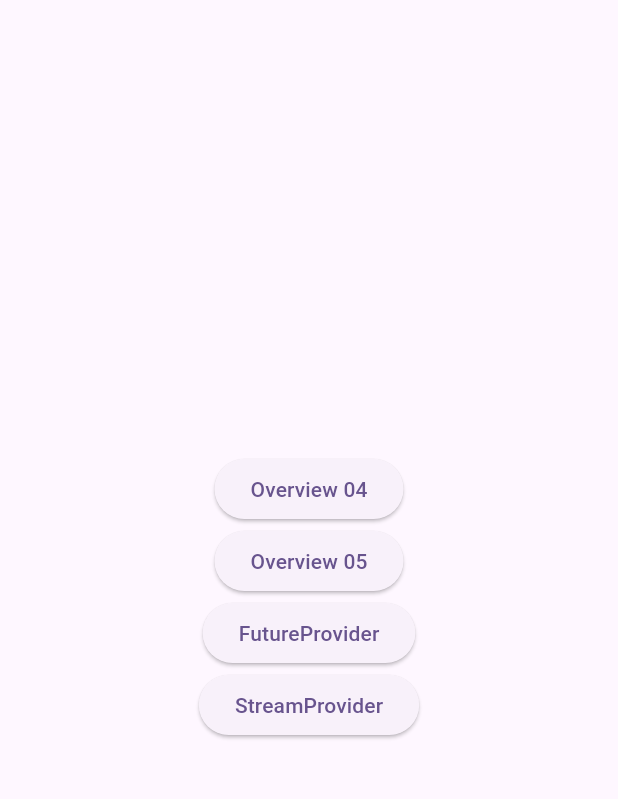
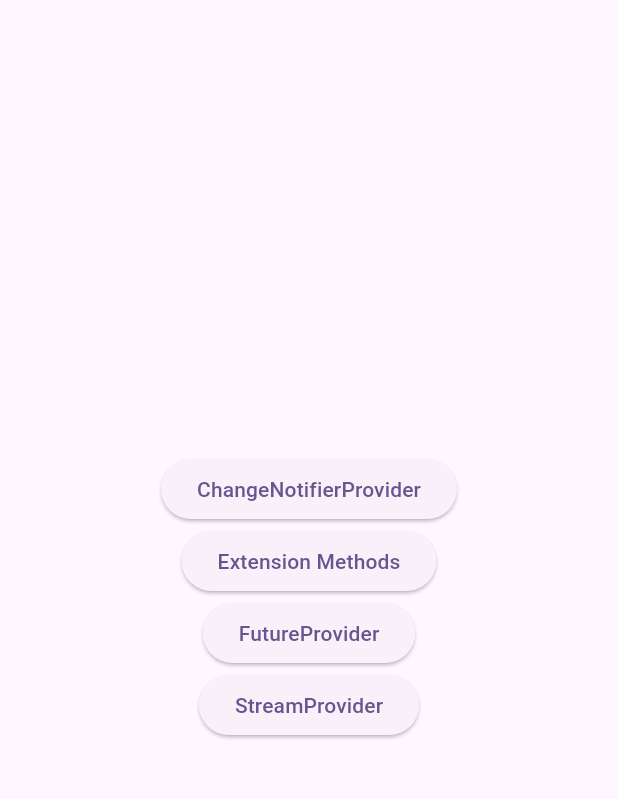
Before and after one commit to heejun8250/Provider-Study, a Flutter app: the screen it shows after launch, on a phone screen of 412 x 824 dp, the part 63-862 px from its top. Run offline on Flutter 3.47's test engine with Material 3 defaults, Android fonts, the phone set to English and light mode, and no system bars.

Commit message:
refactor: 버튼 text 변경

```diff
--- a/provider_overview/lib/main.dart
+++ b/provider_overview/lib/main.dart
@@ -63,7 +63,7 @@ class MyHomePage extends StatelessWidget {
                   MaterialPageRoute(builder: (context) => const ProviderOverview04()),
                 );
               },
-              child: const Text('Overview 04'),
+              child: const Text('ChangeNotifierProvider'),
             ),
             ElevatedButton(
               onPressed: () {
@@ -72,7 +72,7 @@ class MyHomePage extends StatelessWidget {
                   MaterialPageRoute(builder: (context) => const ProviderOverview05()),
                 );
               },
-              child: const Text('Overview 05'),
+              child: const Text('Extension Methods'),
             ),
             ElevatedButton(
               onPressed: () {
```
